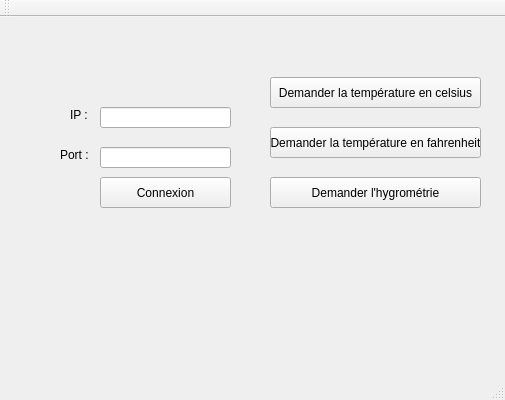
Qt form src/Client/ClientTCPIP/ClientTCPIP.ui (QuentinPOL/TCPITQT) before a commit.
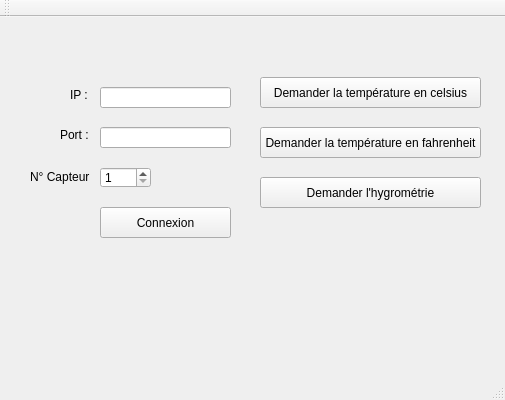
The same form after that commit.

Commit message: -> initialisation du n°de port -> le client envoi demande de température

Diff of the .ui file:
```diff
--- a/src/Client/ClientTCPIP/ClientTCPIP.ui
+++ b/src/Client/ClientTCPIP/ClientTCPIP.ui
@@ -18,7 +18,7 @@
     <property name="geometry">
      <rect>
       <x>100</x>
-      <y>160</y>
+      <y>190</y>
       <width>131</width>
       <height>31</height>
      </rect>
@@ -44,7 +44,7 @@
     <property name="geometry">
      <rect>
       <x>100</x>
-      <y>90</y>
+      <y>70</y>
       <width>131</width>
       <height>21</height>
      </rect>
@@ -57,7 +57,7 @@
     <property name="geometry">
      <rect>
       <x>100</x>
-      <y>130</y>
+      <y>110</y>
       <width>131</width>
       <height>21</height>
      </rect>
@@ -67,7 +67,7 @@
     <property name="geometry">
      <rect>
       <x>70</x>
-      <y>90</y>
+      <y>70</y>
       <width>21</width>
       <height>16</height>
      </rect>
@@ -80,7 +80,7 @@
     <property name="geometry">
      <rect>
       <x>60</x>
-      <y>130</y>
+      <y>110</y>
       <width>31</width>
       <height>16</height>
      </rect>
@@ -105,9 +105,9 @@
    <widget class="QPushButton" name="pushBtnCelsius">
     <property name="geometry">
      <rect>
-      <x>270</x>
+      <x>260</x>
       <y>60</y>
-      <width>211</width>
+      <width>221</width>
       <height>31</height>
      </rect>
     </property>
@@ -118,9 +118,9 @@
    <widget class="QPushButton" name="pushBtnFahrenheit">
     <property name="geometry">
      <rect>
-      <x>270</x>
+      <x>260</x>
       <y>110</y>
-      <width>211</width>
+      <width>221</width>
       <height>31</height>
      </rect>
     </property>
@@ -131,9 +131,9 @@
    <widget class="QPushButton" name="pushBtnHygrometie">
     <property name="geometry">
      <rect>
-      <x>270</x>
+      <x>260</x>
       <y>160</y>
-      <width>211</width>
+      <width>221</width>
       <height>31</height>
      </rect>
     </property>
@@ -141,6 +141,32 @@
      <string>Demander l'hygrométrie</string>
     </property>
    </widget>
+   <widget class="QLabel" name="labelCapteur">
+    <property name="geometry">
+     <rect>
+      <x>30</x>
+      <y>150</y>
+      <width>61</width>
+      <height>20</height>
+     </rect>
+    </property>
+    <property name="text">
+     <string>N° Capteur </string>
+    </property>
+   </widget>
+   <widget class="QSpinBox" name="numcapteur">
+    <property name="geometry">
+     <rect>
+      <x>100</x>
+      <y>150</y>
+      <width>51</width>
+      <height>21</height>
+     </rect>
+    </property>
+    <property name="minimum">
+     <number>1</number>
+    </property>
+   </widget>
   </widget>
   <widget class="QMenuBar" name="menuBar">
    <property name="geometry">
```
Left out of the diff: 51 changed lines with no effect on the pictures. The commit also changes 7 other files.
